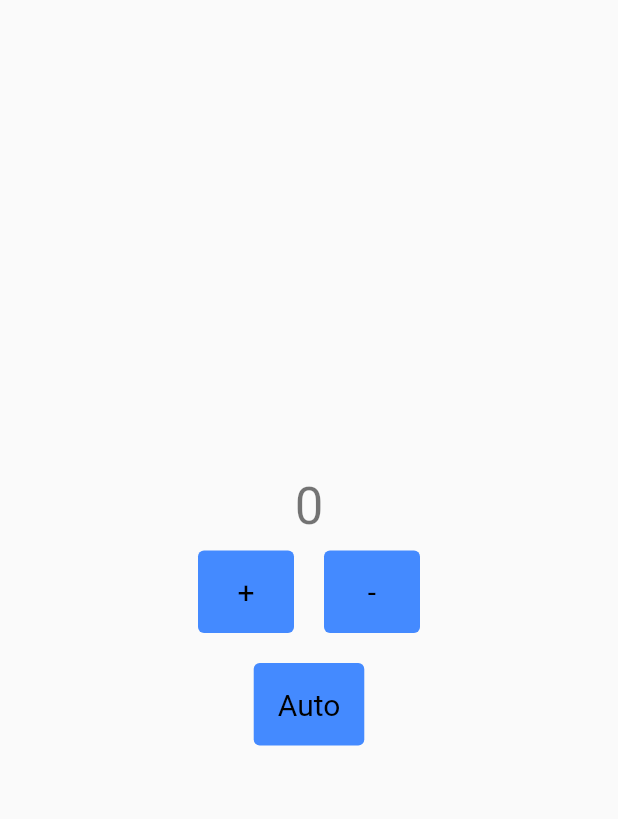
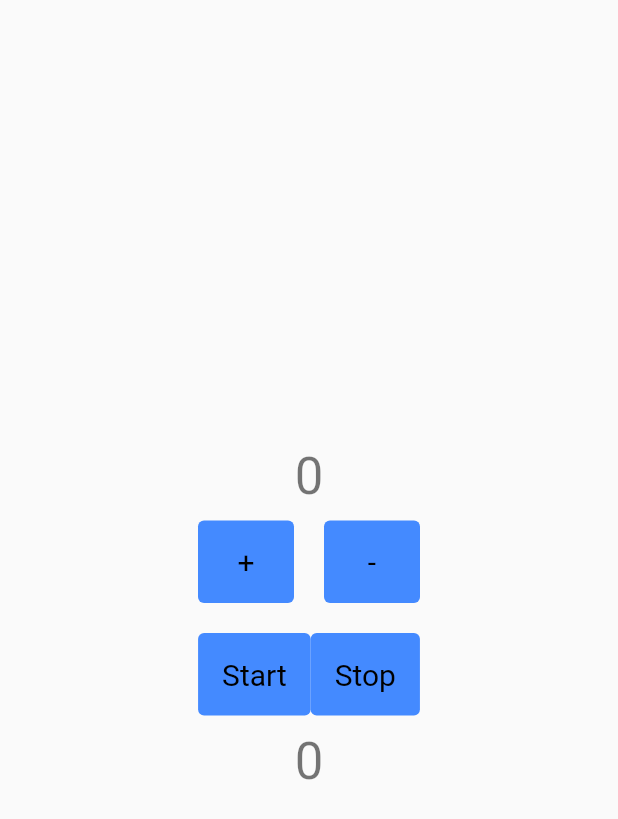
Before and after one commit to asoi1990/flutter_bloc_counter_homework, a Flutter app: the screen it shows after launch, on a phone screen of 412 x 824 dp. Shown: the top 819 px of the screen. Run offline on Flutter 3.47's test engine with Material 2 defaults, Android fonts, the phone set to English and light mode, and no system bars; our stand-ins replace bloc, equatable, flutter_bloc.

Commit message:
update stream for auto increase number

```diff
--- a/lib/bloc/increase_number_bloc.dart
+++ b/lib/bloc/increase_number_bloc.dart
@@ -1,5 +1,3 @@
-import 'dart:math';
-
 import 'package:bloc/bloc.dart';
 import 'package:equatable/equatable.dart';
 
--- a/lib/bloc/increase_number_event.dart
+++ b/lib/bloc/increase_number_event.dart
@@ -11,4 +11,4 @@ class IncreaseNumberEvent extends ChangingNumberEvent {}
 
 class DecreaseNumberEvent extends ChangingNumberEvent {}
 
-class AutoNumberEvent extends ChangingNumberEvent {}
+// class AutoNumberEvent extends ChangingNumberEvent {}
--- a/lib/bloc/increase_number_state.dart
+++ b/lib/bloc/increase_number_state.dart
@@ -17,6 +17,6 @@ class DecreaseNumberInitial extends ChangingNumberState {
   DecreaseNumberInitial(int number) : super(number);
 }
 
-class AutoNumberInitial extends ChangingNumberState {
-  AutoNumberInitial(int number) : super(number);
-}
+// class AutoNumberInitial extends ChangingNumberState {
+//   AutoNumberInitial(int number) : super(number);
+// }
--- a/lib/main.dart
+++ b/lib/main.dart
@@ -1,6 +1,11 @@
+import 'dart:developer';
+
 import 'package:flutter/material.dart';
+import 'package:flutter_application_1/bloc/autoIncreament/bloc/auto_increament_number_bloc.dart';
 import 'package:flutter_application_1/bloc/increase_number_bloc.dart';
 import 'package:flutter_bloc/flutter_bloc.dart';
+
+import 'bloc/increase_number_bloc.dart';
 
 void main() {
   runApp(const MyApp());
@@ -11,6 +16,8 @@ class MyApp extends StatelessWidget {
 
   @override
   Widget build(BuildContext context) {
+    final autoNumber = AutoIncreamentNumberBloc();
+// final _bloc = AutoIncreamentNumberBloc();
     return BlocProvider(
         create: (context) => ChangingNumberBloc(),
         child: MaterialApp(
@@ -23,27 +30,6 @@ class MyApp extends StatelessWidget {
                 children: <Widget>[
                   Text(state.changingNumber.toString(),
                       style: Theme.of(context).textTheme.headline4),
-                  // StreamBuilder<int>(
-                  //     stream: generateNumbers,
-                  //     builder: (context, AsyncSnapshot<int> snapshot) {
-                  //       if (snapshot.connectionState ==
-                  //           ConnectionState.waiting) {
-                  //         return CircularProgressIndicator();
-                  //       } else if (snapshot.connectionState ==
-                  //               ConnectionState.active ||
-                  //           snapshot.connectionState == ConnectionState.done) {
-                  //         if (snapshot.hasError) {
-                  //           return const Text('Error');
-                  //         } else if (snapshot.hasData) {
-                  //           return Text(snapshot.data.toString(),
-                  //               style: Theme.of(context).textTheme.headline4);
-                  //         } else {
-                  //           return const Text('Empty data');
-                  //         }
-                  //       } else {
-                  //         return Text('State: ${snapshot.connectionState}');
-                  //       }
-                  //     }),
                   Center(
                     child: Row(
                       mainAxisAlignment: MainAxisAlignment.center,
@@ -105,13 +91,48 @@ class MyApp extends StatelessWidget {
                                 primary: Colors.black,
                                 textStyle: const TextStyle(fontSize: 20),
                               ),
-                              onPressed: () {},
-                              child: const Text('Auto'),
+                              onPressed: () {
+                                autoNumber.startStream();
+                              },
+                              child: const Text('Start'),
+                            ),
+                            TextButton(
+                              style: TextButton.styleFrom(
+                                backgroundColor: Colors.blueAccent,
+                                padding: const EdgeInsets.all(16.0),
+                                primary: Colors.black,
+                                textStyle: const TextStyle(fontSize: 20),
+                              ),
+                              onPressed: () {
+                                autoNumber.stopStream();
+                              },
+                              child: const Text('Stop'),
                             )
                           ]),
                         )
                       ],
                     ),
+                  ),
+                  Center(
+                    child: StreamBuilder<int>(
+                        stream: autoNumber.updatedNumber,
+                        builder: (context, AsyncSnapshot<int> snapshot) {
+                          if (snapshot.connectionState ==
+                                  ConnectionState.active ||
+                              snapshot.connectionState ==
+                                  ConnectionState.done) {
+                            if (snapshot.hasError) {
+                              return const Text('Error');
+                            } else if (snapshot.hasData) {
+                              return Text(snapshot.data.toString(),
+                                  style: Theme.of(context).textTheme.headline4);
+                            } else {
+                              return const Text('Empty data');
+                            }
+                          } else {
+                            return Text('State: ${snapshot.connectionState}');
+                          }
+                        }),
                   )
                 ],
               )));
@@ -120,3 +141,8 @@ class MyApp extends StatelessWidget {
         ));
   }
 }
+
+
+// https://medium.com/flutter-community/flutter-bloc-with-streams-6ed8d0a63bb8
+
+// https://flutterbyexample.com/lesson/calendar-app-introduction
```
Also changed, not shown: lib/bloc/autoIncreament/bloc/auto_increament_number_bloc.dart (added, +52 -0 lines), lib/bloc/autoIncreament/bloc/auto_increament_number_event.dart (added, +10 -0 lines), lib/bloc/autoIncreament/bloc/auto_increament_number_state.dart (added, +14 -0 lines), 1 other file.
